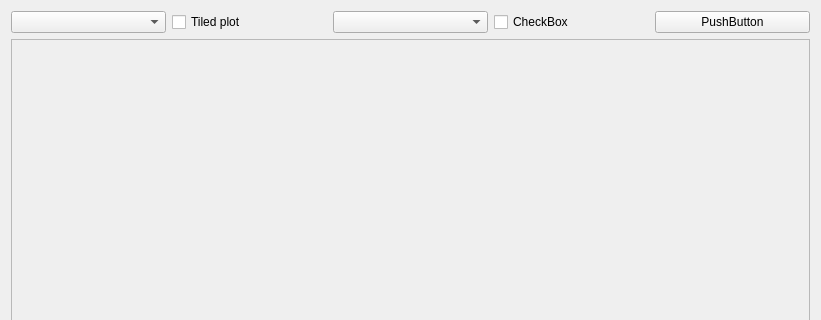
Old version of the form scripts/Muon/GUI/Common/plotting_widget/plotting_widget_view.ui in the repository mantidproject/mantid; both pictures show x 0 to 821 and y 0 to 320 of the 821 by 809 pixel window.
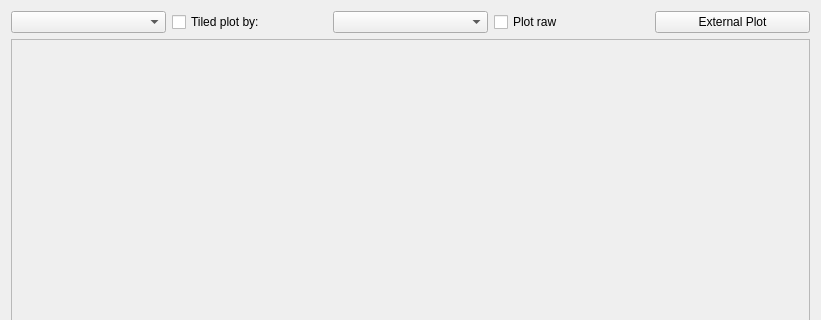
New version of the form.

Commit message: Incorporating quickedit widget into canvas view

The edit to the form file:
```diff
--- a/scripts/Muon/GUI/Common/plotting_widget/plotting_widget_view.ui
+++ b/scripts/Muon/GUI/Common/plotting_widget/plotting_widget_view.ui
@@ -28,7 +28,7 @@
      <item>
       <widget class="QCheckBox" name="tiled_plot_checkbox">
        <property name="text">
-        <string>Tiled plot</string>
+        <string>Tiled plot by:</string>
        </property>
       </widget>
      </item>
@@ -42,14 +42,14 @@
      <item>
       <widget class="QCheckBox" name="checkBox_2">
        <property name="text">
-        <string>CheckBox</string>
+        <string>Plot raw</string>
        </property>
       </widget>
      </item>
      <item>
       <widget class="QPushButton" name="pushButton">
        <property name="text">
-        <string>PushButton</string>
+        <string>External Plot</string>
        </property>
       </widget>
      </item>
```
Left out of the diff: 4 changed lines with no effect on the pictures. The commit also changes 7 other files.
